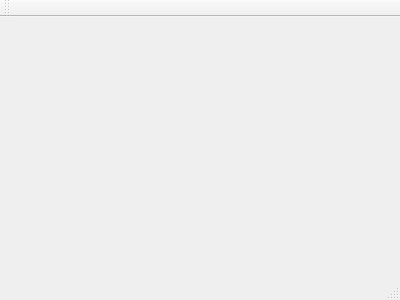
Qt form src/repack/mainwindow.ui (trarck/repack-qt) before a commit.
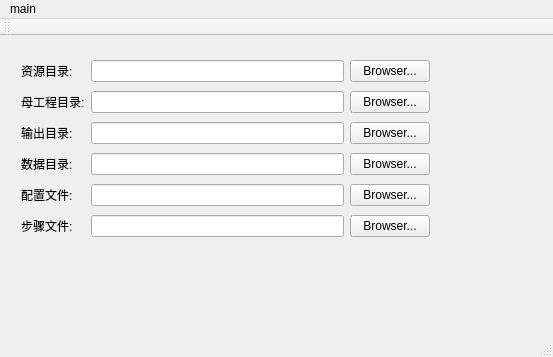
The same form after that commit.

Diff of the .ui file:
```diff
--- a/src/repack/mainwindow.ui
+++ b/src/repack/mainwindow.ui
@@ -1,24 +1,167 @@
 <ui version="4.0">
  <class>MainWindow</class>
- <widget class="QMainWindow" name="MainWindow" >
-  <property name="geometry" >
+ <widget class="QMainWindow" name="MainWindow">
+  <property name="geometry">
    <rect>
     <x>0</x>
     <y>0</y>
-    <width>400</width>
-    <height>300</height>
+    <width>553</width>
+    <height>357</height>
    </rect>
   </property>
   <property name="windowTitle" >
    <string>MainWindow</string>
   </property>
-  <widget class="QMenuBar" name="menuBar" />
-  <widget class="QToolBar" name="mainToolBar" />
-  <widget class="QWidget" name="centralWidget" />
-  <widget class="QStatusBar" name="statusBar" />
+  <widget class="QWidget" name="centralWidget">
+   <widget class="QWidget" name="gridLayoutWidget">
+    <property name="geometry">
+     <rect>
+      <x>10</x>
+      <y>10</y>
+      <width>431</width>
+      <height>208</height>
+     </rect>
+    </property>
+    <layout class="QGridLayout" name="gridLayout">
+     <item row="4" column="0">
+      <widget class="QLabel" name="configFileLabel">
+       <property name="text">
+        <string>配置文件:</string>
+       </property>
+      </widget>
+     </item>
+     <item row="3" column="0">
+      <widget class="QLabel" name="dataDirectoryLabel">
+       <property name="text">
+        <string>数据目录:</string>
+       </property>
+      </widget>
+     </item>
+     <item row="2" column="2">
+      <widget class="QPushButton" name="odBrowseButton">
+       <property name="text">
+        <string>Browser...</string>
+       </property>
+      </widget>
+     </item>
+     <item row="2" column="1">
+      <widget class="QLineEdit" name="outputDirectoryEdit"/>
+     </item>
+     <item row="1" column="0">
+      <widget class="QLabel" name="projectDirectoryLabel">
+       <property name="text">
+        <string>母工程目录:</string>
+       </property>
+      </widget>
+     </item>
+     <item row="4" column="2">
+      <widget class="QPushButton" name="cfBrowseButton">
+       <property name="text">
+        <string>Browser...</string>
+       </property>
+      </widget>
+     </item>
+     <item row="2" column="0">
+      <widget class="QLabel" name="outputDirectoryLabel">
+       <property name="text">
+        <string>输出目录:</string>
+       </property>
+      </widget>
+     </item>
+     <item row="1" column="1">
+      <widget class="QLineEdit" name="projectDirectoryEdit"/>
+     </item>
+     <item row="0" column="2">
+      <widget class="QPushButton" name="rdBrowseButton">
+       <property name="text">
+        <string>Browser...</string>
+       </property>
+      </widget>
+     </item>
+     <item row="0" column="1">
+      <widget class="QLineEdit" name="resourceDirectoryEdit"/>
+     </item>
+     <item row="0" column="0">
+      <widget class="QLabel" name="resourceDirectoryLabel">
+       <property name="text">
+        <string>资源目录:</string>
+       </property>
+      </widget>
+     </item>
+     <item row="3" column="1">
+      <widget class="QLineEdit" name="dataDirectoryEdit"/>
+     </item>
+     <item row="3" column="2">
+      <widget class="QPushButton" name="ddBrowseButton">
+       <property name="text">
+        <string>Browser...</string>
+       </property>
+      </widget>
+     </item>
+     <item row="1" column="2">
+      <widget class="QPushButton" name="pdBrowseButton">
+       <property name="text">
+        <string>Browser...</string>
+       </property>
+      </widget>
+     </item>
+     <item row="4" column="1">
+      <widget class="QLineEdit" name="configFileEdit"/>
+     </item>
+     <item row="5" column="0">
+      <widget class="QLabel" name="stepFileLabel">
+       <property name="text">
+        <string>步骤文件:</string>
+       </property>
+      </widget>
+     </item>
+     <item row="5" column="1">
+      <widget class="QLineEdit" name="stepFileEdit"/>
+     </item>
+     <item row="5" column="2">
+      <widget class="QPushButton" name="sfBrowseButton">
+       <property name="text">
+        <string>Browser...</string>
+       </property>
+      </widget>
+     </item>
+    </layout>
+   </widget>
+  </widget>
+  <widget class="QMenuBar" name="menuBar">
+   <property name="geometry">
+    <rect>
+     <x>0</x>
+     <y>0</y>
+     <width>553</width>
+     <height>22</height>
+    </rect>
+   </property>
+   <widget class="QMenu" name="menumain">
+    <property name="title">
+     <string>main</string>
+    </property>
+    <addaction name="actionMain"/>
+    <addaction name="separator"/>
+   </widget>
+   <addaction name="menumain"/>
+  </widget>
+  <widget class="QToolBar" name="mainToolBar">
+   <attribute name="toolBarArea">
+    <enum>TopToolBarArea</enum>
+   </attribute>
+   <attribute name="toolBarBreak">
+    <bool>false</bool>
+   </attribute>
+  </widget>
+  <widget class="QStatusBar" name="statusBar"/>
+  <action name="actionMain">
+   <property name="text">
+    <string>Main</string>
+   </property>
+  </action>
  </widget>
- <layoutDefault spacing="6" margin="11" />
- <pixmapfunction></pixmapfunction>
+ <layoutdefault spacing="6" margin="11"/>
  <resources/>
  <connections/>
 </ui>
```
Left out of the diff: 3 changed lines with no effect on the pictures.
